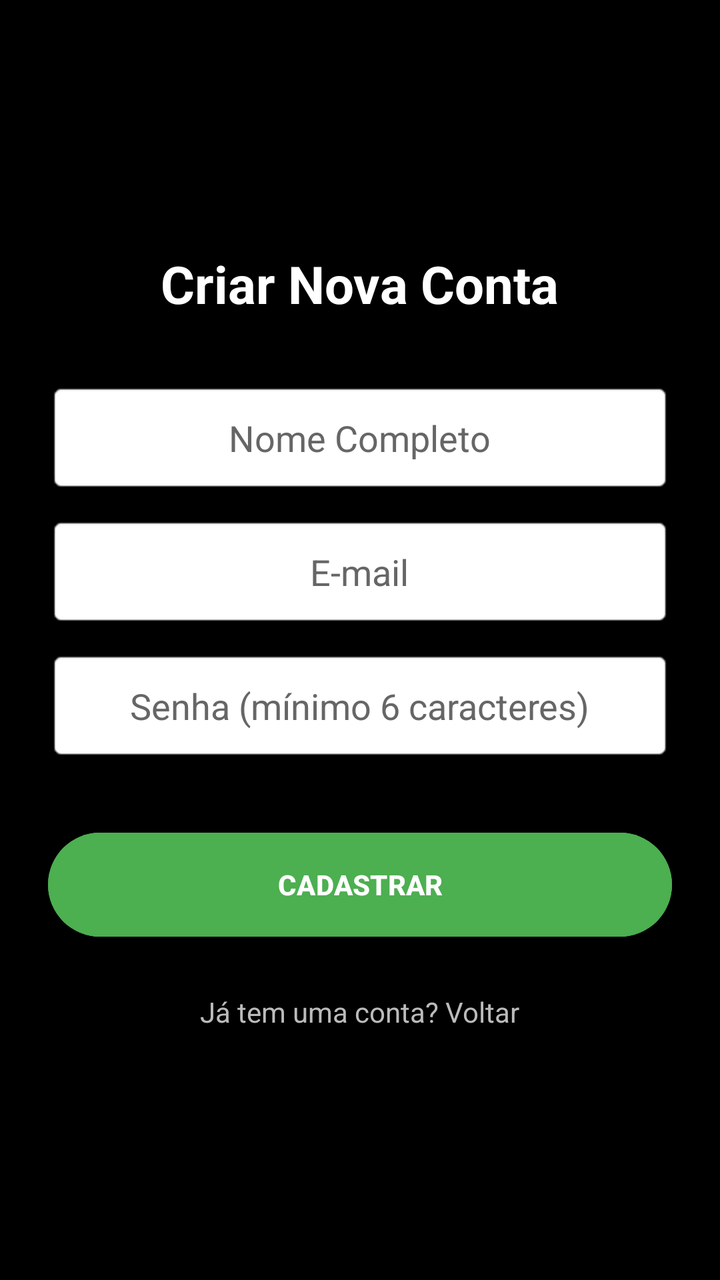
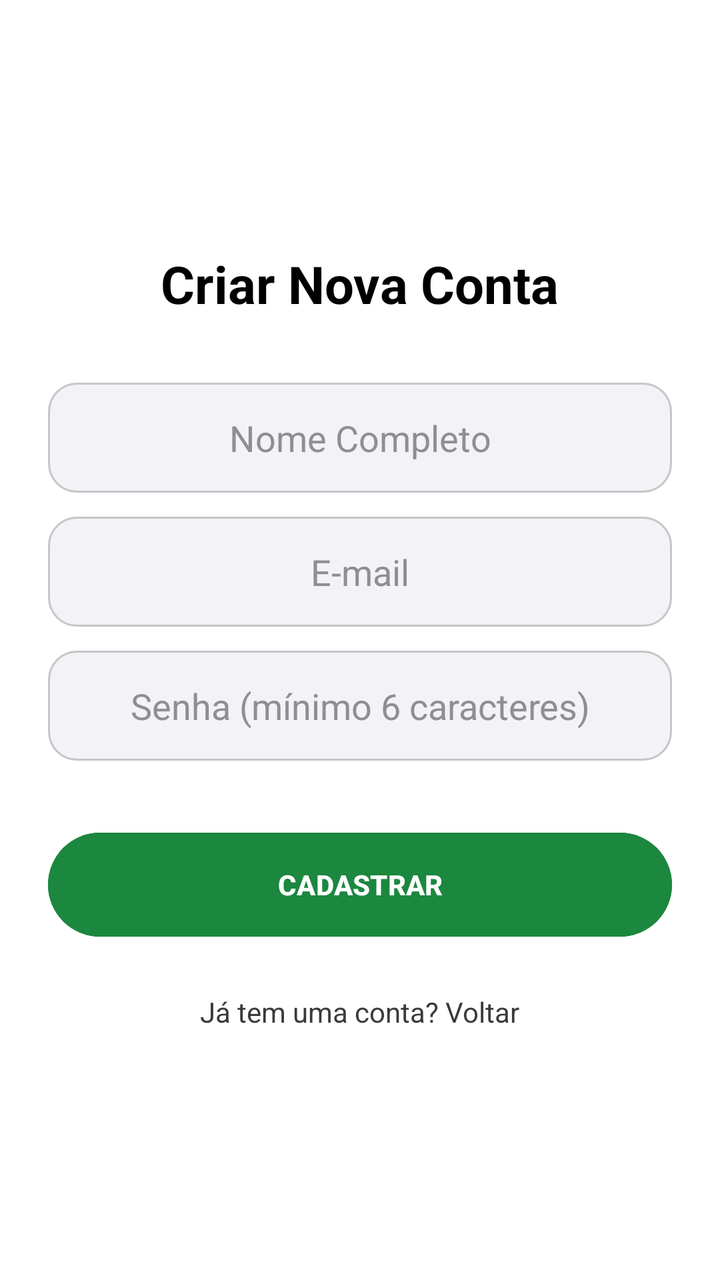

Compare the two renders of this Android layout. The source of the first and the diff that turns it into the second are given below.
<!-- AndroidManifest.xml: application theme Theme.ControleKM -->
<!-- res/layout/activity_cadastro.xml -->
<?xml version="1.0" encoding="utf-8"?>
<ScrollView xmlns:android="http://schemas.android.com/apk/res/android"
    android:layout_width="match_parent"
    android:layout_height="match_parent"
    android:fillViewport="true"
    android:background="#000000">

    <LinearLayout
        android:layout_width="match_parent"
        android:layout_height="wrap_content"
        android:orientation="vertical"
        android:padding="24dp"
        android:gravity="center">

        <TextView
            android:layout_width="wrap_content"
            android:layout_height="wrap_content"
            android:text="Criar Nova Conta"
            android:textSize="26sp"
            android:textStyle="bold"
            android:textColor="#FFFFFF"
            android:layout_marginBottom="32dp" />

        <EditText
            android:id="@+id/editNomeCadastro"
            android:layout_width="match_parent"
            android:layout_height="55dp"
            android:hint="Nome Completo"
            android:gravity="center"
            android:textColor="#000000"
            android:textColorHint="#666666"
            android:background="@android:drawable/editbox_background"
            android:layout_marginBottom="12dp"
            android:inputType="textPersonName"/>

        <EditText
            android:id="@+id/editEmailCadastro"
            android:layout_width="match_parent"
            android:layout_height="55dp"
            android:hint="E-mail"
            android:gravity="center"
            android:textColor="#000000"
            android:textColorHint="#666666"
            android:background="@android:drawable/editbox_background"
            android:layout_marginBottom="12dp"
            android:inputType="textEmailAddress"/>

        <EditText
            android:id="@+id/editSenhaCadastro"
            android:layout_width="match_parent"
            android:layout_height="55dp"
            android:hint="Senha (mínimo 6 caracteres)"
            android:gravity="center"
            android:textColor="#000000"
            android:textColorHint="#666666"
            android:background="@android:drawable/editbox_background"
            android:layout_marginBottom="32dp"
            android:inputType="textPassword"/>

        <Button
            android:id="@+id/btnFinalizarCadastro"
            android:layout_width="match_parent"
            android:layout_height="60dp"
            android:text="CADASTRAR"
            android:backgroundTint="#4CAF50"
            android:textColor="#FFFFFF"
            android:textStyle="bold"/>

        <TextView
            android:id="@+id/txtVoltarLogin"
            android:layout_width="wrap_content"
            android:layout_height="wrap_content"
            android:text="Já tem uma conta? Voltar"
            android:textColor="#BBBBBB"
            android:textSize="14sp"
            android:layout_marginTop="24dp"
            android:clickable="true"
            android:focusable="true" />

    </LinearLayout>
</ScrollView>
<!-- resources referenced by this layout -->
<resources>
  <style name="Theme.ControleKM" parent="Base.Theme.ControleKM">
          <item name="bottomSheetDialogTheme">@style/CustomBottomSheetDialog</item>
      </style>
  <style name="Base.Theme.ControleKM" parent="Theme.Material3.DayNight.NoActionBar">
          
          
      </style>
  <style name="CustomBottomSheetDialog" parent="Theme.Design.Light.BottomSheetDialog">
          <item name="bottomSheetStyle">@style/CustomBottomSheetStyle</item>
      </style>
  <style name="CustomBottomSheetStyle" parent="Widget.Design.BottomSheet.Modal">
          <item name="android:background">@android:color/transparent</item>
      </style>
</resources>

<!-- the commit's change to res/layout/activity_cadastro.xml (unified diff, before → after) -->
@@ -3,7 +3,7 @@
     android:layout_width="match_parent"
     android:layout_height="match_parent"
     android:fillViewport="true"
-    android:background="#000000">
+    android:background="@color/bg_main">
 
     <LinearLayout
         android:layout_width="match_parent"
@@ -18,7 +18,7 @@
             android:text="Criar Nova Conta"
             android:textSize="26sp"
             android:textStyle="bold"
-            android:textColor="#FFFFFF"
+            android:textColor="@color/text_main"
             android:layout_marginBottom="32dp" />
 
         <EditText
@@ -27,9 +27,9 @@
             android:layout_height="55dp"
             android:hint="Nome Completo"
             android:gravity="center"
-            android:textColor="#000000"
-            android:textColorHint="#666666"
-            android:background="@android:drawable/editbox_background"
+            android:textColor="@color/text_main"
+            android:textColorHint="@color/text_hint"
+            android:background="@drawable/bg_button_modern"
             android:layout_marginBottom="12dp"
             android:inputType="textPersonName"/>
 
@@ -39,9 +39,9 @@
             android:layout_height="55dp"
             android:hint="E-mail"
             android:gravity="center"
-            android:textColor="#000000"
-            android:textColorHint="#666666"
-            android:background="@android:drawable/editbox_background"
+            android:textColor="@color/text_main"
+            android:textColorHint="@color/text_hint"
+            android:background="@drawable/bg_button_modern"
             android:layout_marginBottom="12dp"
             android:inputType="textEmailAddress"/>
 
@@ -51,9 +51,9 @@
             android:layout_height="55dp"
             android:hint="Senha (mínimo 6 caracteres)"
             android:gravity="center"
-            android:textColor="#000000"
-            android:textColorHint="#666666"
-            android:background="@android:drawable/editbox_background"
+            android:textColor="@color/text_main"
+            android:textColorHint="@color/text_hint"
+            android:background="@drawable/bg_button_modern"
             android:layout_marginBottom="32dp"
             android:inputType="textPassword"/>
 
@@ -62,7 +62,7 @@
             android:layout_width="match_parent"
             android:layout_height="60dp"
             android:text="CADASTRAR"
-            android:backgroundTint="#4CAF50"
+            android:backgroundTint="@color/accent_green"
             android:textColor="#FFFFFF"
             android:textStyle="bold"/>
 
@@ -71,7 +71,7 @@
             android:layout_width="wrap_content"
             android:layout_height="wrap_content"
             android:text="Já tem uma conta? Voltar"
-            android:textColor="#BBBBBB"
+            android:textColor="@color/text_muted"
             android:textSize="14sp"
             android:layout_marginTop="24dp"
             android:clickable="true"
<!-- resource entries referenced after the edit -->
@@ -1,16 +1,45 @@
 <!-- resources referenced by this layout -->
 <resources>
+  <color name="accent_green">#1B873F</color>
+  <color name="bg_main">#FFFFFF</color>
+  <color name="text_hint">#8E8E93</color>
+  <color name="text_main">#000000</color>
+  <color name="text_muted">#3A3A3C</color>
+  <!-- drawable bg_button_modern (drawable) -->
+  <?xml version="1.0" encoding="utf-8"?>
+  <ripple xmlns:android="http://schemas.android.com/apk/res/android"
+      android:color="#20FFFFFF">
+      <item>
+          <selector>
+              <item android:state_selected="true">
+                  <shape android:shape="rectangle">
+                      <solid android:color="@color/surface" />
+                      <corners android:radius="14dp" />
+                      <stroke android:width="2dp" android:color="#EF4444" />
+                  </shape>
+              </item>
+              <item>
+                  <shape android:shape="rectangle">
+                      <solid android:color="@color/surface" />
+                      <corners android:radius="14dp" />
+                      <stroke android:width="1dp" android:color="@color/border_color" />
+                  </shape>
+              </item>
+          </selector>
+      </item>
+  </ripple>
   <style name="Theme.ControleKM" parent="Base.Theme.ControleKM">
           <item name="bottomSheetDialogTheme">@style/CustomBottomSheetDialog</item>
       </style>
+  <color name="surface">#F2F2F7</color>
+  <color name="border_color">#C6C6C8</color>
   <style name="Base.Theme.ControleKM" parent="Theme.Material3.DayNight.NoActionBar">
           
-          
       </style>
-  <style name="CustomBottomSheetDialog" parent="Theme.Design.Light.BottomSheetDialog">
+  <style name="CustomBottomSheetDialog" parent="Theme.Material3.DayNight.BottomSheetDialog">
           <item name="bottomSheetStyle">@style/CustomBottomSheetStyle</item>
       </style>
-  <style name="CustomBottomSheetStyle" parent="Widget.Design.BottomSheet.Modal">
+  <style name="CustomBottomSheetStyle" parent="Widget.Material3.BottomSheet.Modal">
           <item name="android:background">@android:color/transparent</item>
       </style>
 </resources>
